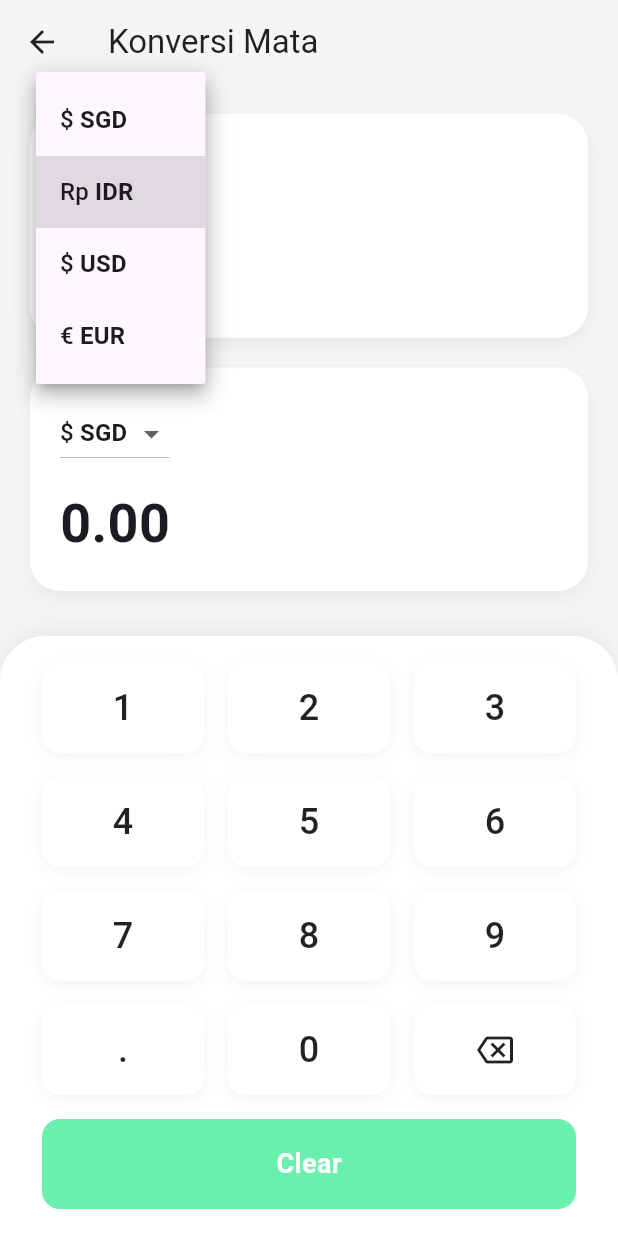
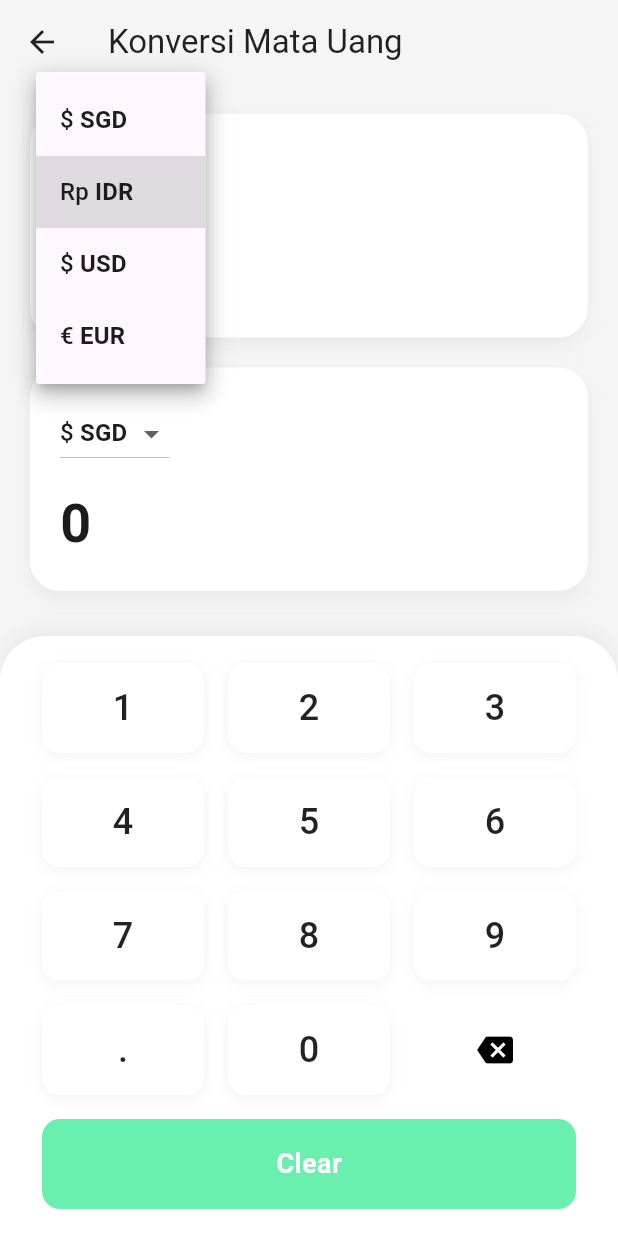
Before and after one commit to FigoRazzan/FrosthubAPP, a Flutter app: the CurrencyConversionPage screen opened directly, after a tap on "Rp", on a phone screen of 412 x 824 dp. Run offline on Flutter 3.47's test engine with Material 3 defaults, Android fonts, the phone set to English and light mode, and no system bars; our stand-ins replace curved_navigation_bar, loading_animation_widget.

Commit message:
currency page fix

```diff
--- a/lib/screens/currency_conversion_page.dart
+++ b/lib/screens/currency_conversion_page.dart
@@ -14,12 +14,10 @@
 
   // Nilai tukar mata uang (disederhanakan)
   Map<String, double> rates = {
-    "SGD-IDR": 10957.46,
-    "IDR-SGD": 1 / 10957.46,
-    "USD-IDR": 15000,
-    "IDR-USD": 1 / 15000,
-    "EUR-IDR": 17000,
-    "IDR-EUR": 1 / 17000,
+    "SGD": 10957.46,
+    "IDR": 1, // IDR sebagai basis
+    "USD": 15000,
+    "EUR": 17000,
   };
 
   // Simbol mata uang
@@ -32,15 +30,29 @@
 
   // Fungsi untuk menghitung hasil konversi
   void calculate() {
-    // Hapus koma di amount untuk konversi yang benar
+    // Parsing angka dari input dan menangani kesalahan format
     double inputAmount = double.tryParse(amount.replaceAll(",", "")) ?? 0;
-    String rateKey = "$fromCurrency-$toCurrency";
-    double? rate = rates[rateKey];
+    double? fromRate = rates[fromCurrency];
+    double? toRate = rates[toCurrency];
 
-    if (rate != null) {
-      double result = inputAmount * rate;
+    // Pastikan nilai tukar tidak null sebelum melakukan perhitungan
+    if (fromRate != null && toRate != null && inputAmount > 0) {
+      double result;
+      // Kalkulasi dengan memperhitungkan apakah konversi berasal dari IDR atau ke IDR
+      if (fromCurrency == "IDR") {
+        result = inputAmount / toRate;
+      } else if (toCurrency == "IDR") {
+        result = inputAmount * fromRate;
+      } else {
+        result = (inputAmount / fromRate) * toRate;
+      }
+
       setState(() {
         convertedAmount = formatNumber(result);
+      });
+    } else {
+      setState(() {
+        convertedAmount = "";
       });
     }
   }
@@ -130,7 +142,7 @@
         backgroundColor: Colors.transparent,
         elevation: 0,
         title: Text(
-          'Konversi Mata',
+          'Konversi Mata Uang',
           style: TextStyle(color: Colors.black87),
         ),
         leading: IconButton(
@@ -322,16 +334,9 @@
                           decoration: BoxDecoration(
                             color: Colors.white,
                             borderRadius: BorderRadius.circular(12),
-                            boxShadow: [
-                              BoxShadow(
-                                color: Colors.black.withOpacity(0.05),
-                                blurRadius: 8,
-                                offset: Offset(0, 2),
-                              ),
-                            ],
                           ),
                           child: Center(
-                            child: Icon(Icons.backspace_outlined),
+                            child: Icon(Icons.backspace, color: Colors.black),
                           ),
                         ),
                       ),
```
